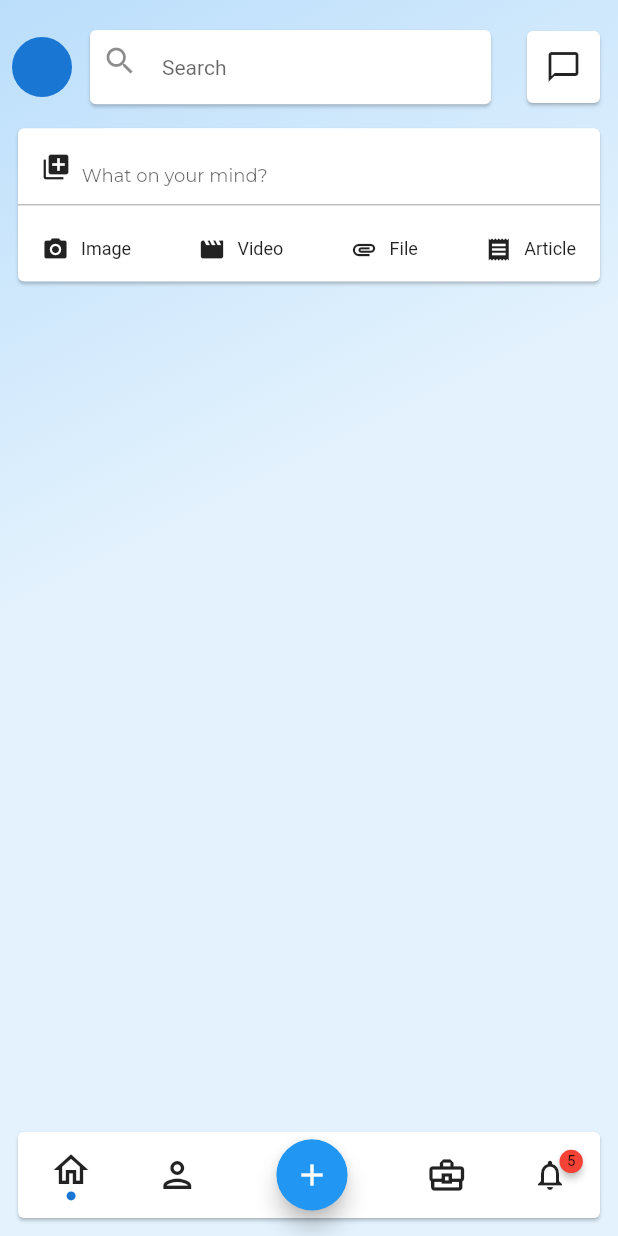
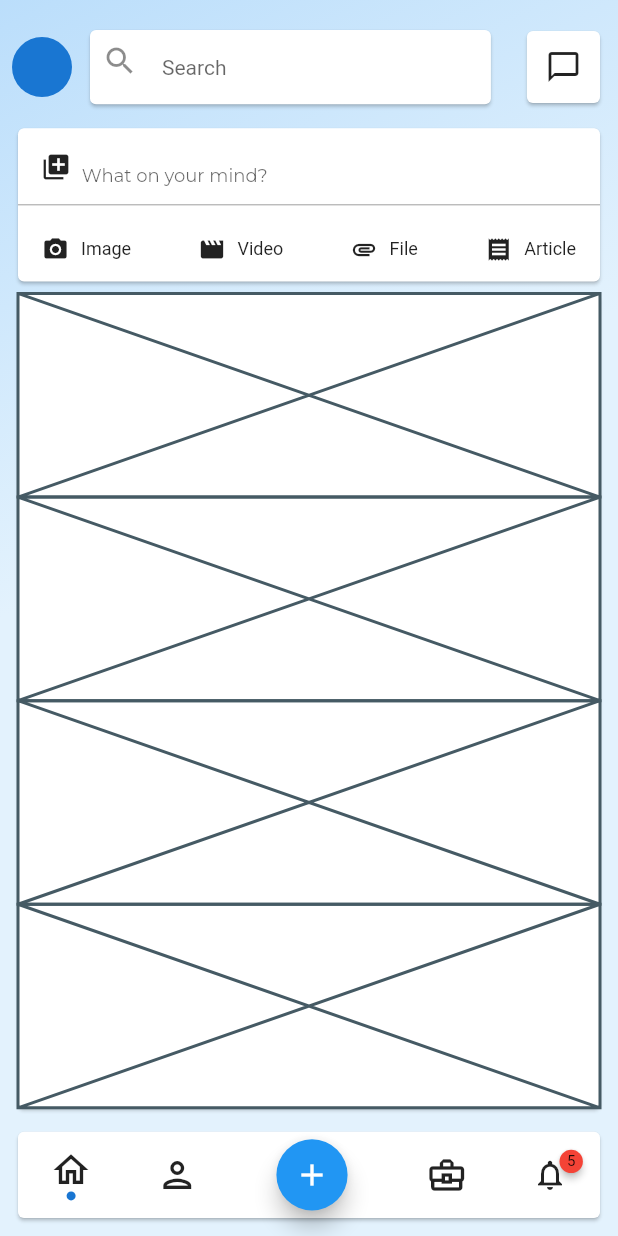
Before and after one commit to JAICHANGPARK/flutter_notebook_8th_story, a Flutter app: the screen it shows after launch, on a phone screen of 412 x 824 dp. Run offline on Flutter 3.47's test engine with Material 2 defaults, Android fonts, the phone set to English and light mode, and no system bars; drawn by our look-alikes of badges; our stand-ins replace flutter_hooks, google_fonts, hooks_riverpod, state_notifier.

Commit message:
Update linkedin_main_page.dart

```diff
--- a/lib/ep580_linkedin_app/linkedin_main_page.dart
+++ b/lib/ep580_linkedin_app/linkedin_main_page.dart
@@ -163,6 +163,18 @@ class _LinkedinMainPageState extends State<LinkedinMainPage> {
                   child: Card(
                     child: Column(
                       children: [
+                        Expanded(
+                          child: Placeholder(),
+                        ),
+                        Expanded(
+                          child: Placeholder(),
+                        ),
+                        Expanded(
+                          child: Placeholder(),
+                        ),Expanded(
+                          child: Placeholder(),
+                        ),
+
 
                       ],
                     ),
```
